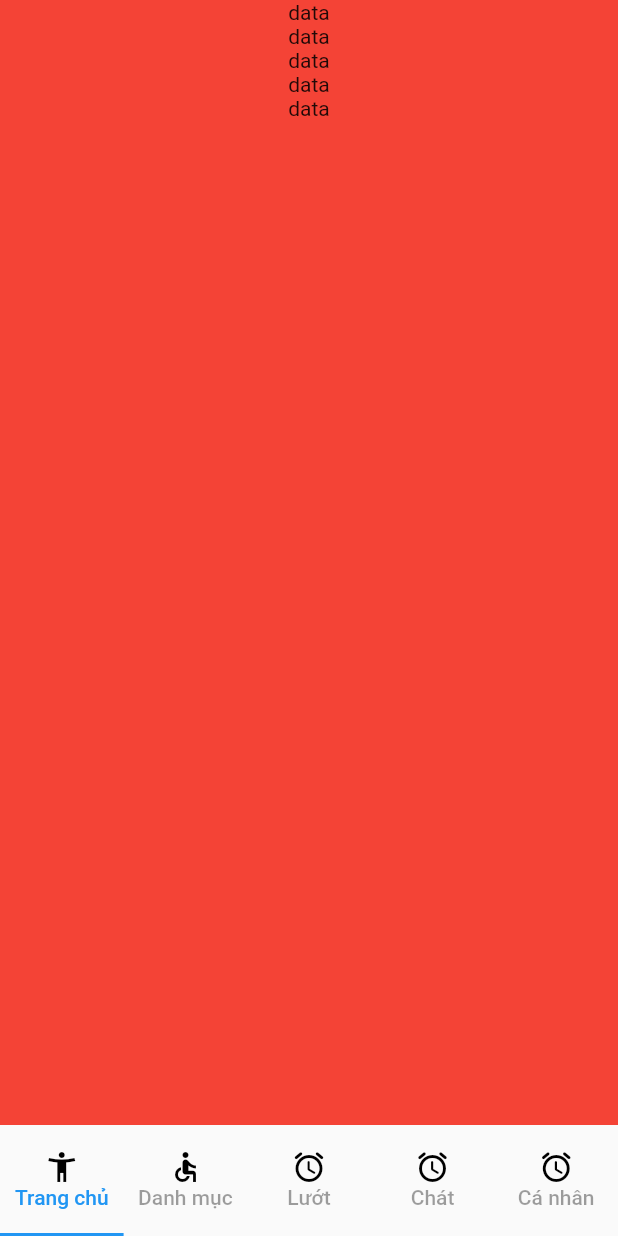
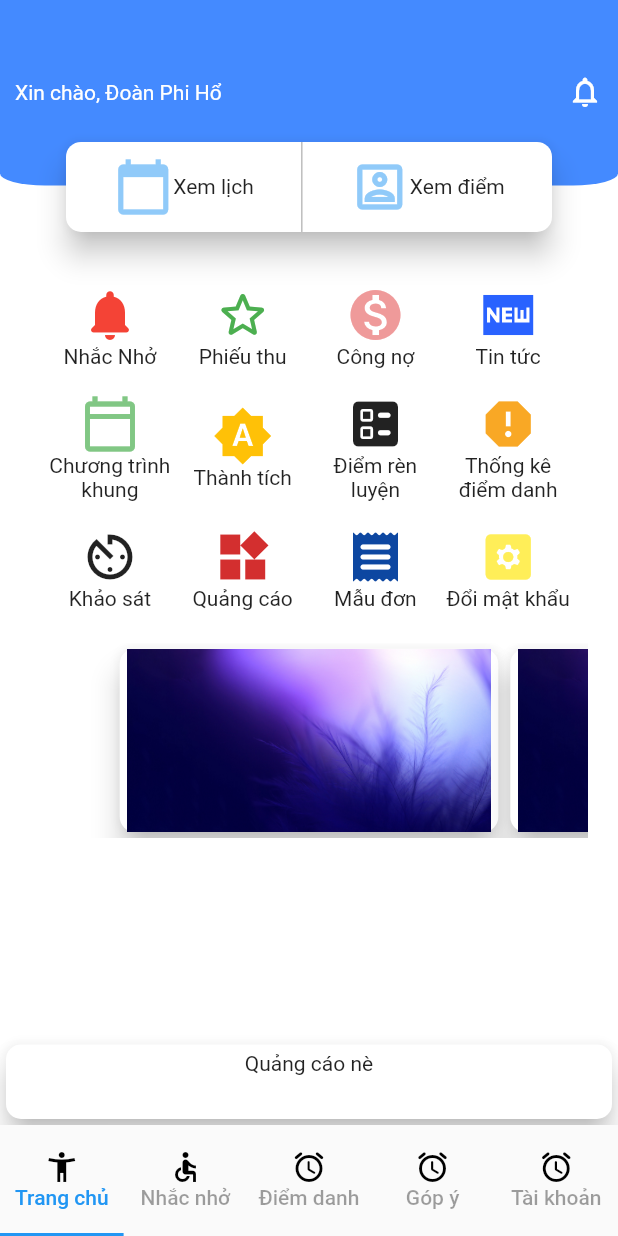
Before and after one commit to DoanpPhiHo/moblieapp, a Flutter app: the screen it shows after launch, on a phone screen of 412 x 824 dp. Run offline on Flutter 3.47's test engine with Material 2 defaults, Android fonts, the light colour scheme and no system bars; our stand-ins replace rxdart.

Commit message:
update home fragment

```diff
--- /dev/null
+++ b/lib/src/blocs/home/home_bloc.dart
@@ -0,0 +1,18 @@
+import 'package:rxdart/rxdart.dart';
+
+class HomeBloc {
+  int index;
+  BehaviorSubject<int> subject;
+  HomeBloc({this.index}) {
+    subject = new BehaviorSubject<int>.seeded(this.index);
+  }
+  Stream<int> get countStreem => subject.stream;
+
+  void setText(int index) {
+    index = index;
+  }
+
+  void dispose() {
+    subject.close();
+  }
+}
--- /dev/null
+++ b/lib/src/fragments/home_fragments.dart
@@ -0,0 +1,188 @@
+import 'package:app_asc/src/models/button_model.dart';
+import 'package:app_asc/src/widgets/card_stack.dart';
+import 'package:app_asc/src/widgets/slide_title.dart';
+import 'package:flutter/material.dart';
+
+class HomeFragment extends StatelessWidget {
+  final List<ButtonModel> buttons = [
+    new ButtonModel('Nhắc Nhở', Icons.notifications_rounded, Colors.red),
+    new ButtonModel('Phiếu thu', Icons.star_outline_rounded, Colors.green),
+    new ButtonModel('Công nợ', Icons.monetization_on, Colors.red[200]),
+    new ButtonModel('Tin tức', Icons.fiber_new_sharp, Colors.blueAccent[700]),
+    new ButtonModel(
+        'Chương trình khung', Icons.calendar_today_outlined, Colors.green[300]),
+    new ButtonModel('Thành tích', Icons.brightness_auto, Colors.amber),
+    new ButtonModel(
+        'Điểm rèn luyện', Icons.ballot_rounded, Colors.deepPurpleAccent[600]),
+    new ButtonModel('Thống kê điểm danh', Icons.report, Colors.yellow[800]),
+    new ButtonModel(
+        'Khảo sát', Icons.av_timer_sharp, Colors.lightBlueAccent[800]),
+    new ButtonModel('Quảng cáo', Icons.now_widgets, Colors.red[700]),
+    new ButtonModel('Mẫu đơn', Icons.receipt_rounded, Colors.blue[900]),
+    new ButtonModel('Đổi mật khẩu', Icons.settings_applications_rounded,
+        Colors.yellow[400]),
+  ];
+  @override
+  Widget build(BuildContext context) {
+    return Container(
+      color: Colors.white,
+      child: Column(children: <Widget>[
+        Stack(
+          children: <Widget>[
+            TopStack(),
+            Container(
+              padding: EdgeInsets.only(
+                top: MediaQuery.of(context).size.height * .11,
+                left: 40,
+                right: 40,
+              ),
+              child: CardStack(),
+            ),
+          ],
+        ),
+        Expanded(
+          child: SingleChildScrollView(
+            child: Padding(
+              padding: const EdgeInsets.only(left: 20.0, right: 20.0, top: 20),
+              child: Container(
+                height: MediaQuery.of(context).size.height * .80,
+                child: Column(children: <Widget>[
+                  Padding(
+                    padding: EdgeInsets.only(
+                      bottom: 10,
+                      left: 10,
+                      right: 10,
+                    ),
+                    child: GridView.builder(
+                      shrinkWrap: true,
+                      physics: BouncingScrollPhysics(),
+                      itemCount: buttons.length,
+                      gridDelegate: SliverGridDelegateWithFixedCrossAxisCount(
+                        childAspectRatio: 1.1,
+                        crossAxisCount: 4,
+                        crossAxisSpacing: 2,
+                        mainAxisSpacing: 2,
+                      ),
+                      itemBuilder: (context, index) => InkWell(
+                        splashColor: Colors.blue.withAlpha(30),
+                        onTap: () {
+                          print('Card tapped.');
+                        },
+                        child: SizedBox(
+                          height: 10,
+                          child: Center(
+                            child: Column(
+                              mainAxisAlignment: MainAxisAlignment.center,
+                              children: [
+                                Icon(
+                                  buttons[index].icon,
+                                  color: buttons[index].color,
+                                  size: 40,
+                                ),
+                                Padding(
+                                  padding: EdgeInsets.all(0),
+                                  child: Text(
+                                    buttons[index].name,
+                                    textAlign: TextAlign.center,
+                                  ),
+                                ),
+                              ],
+                            ),
+                          ),
+                        ),
+                      ),
+                    ),
+                  ),
+                  Container(
+                    width: MediaQuery.of(context).size.width,
+                    height: 130,
+                    child: PageView(
+                      controller: PageController(viewportFraction: 0.7),
+                      children: <Widget>[
+                        SlideTitle(
+                          imagePath: 'assets/images/images.jpg',
+                        ),
+                        SlideTitle(
+                          imagePath: 'assets/images/images.jpg',
+                        ),
+                        SlideTitle(
+                          imagePath: 'assets/images/images.jpg',
+                        ),
+                        SlideTitle(
+                          imagePath: 'assets/images/images.jpg',
+                        ),
+                        SlideTitle(
+                          imagePath: 'assets/images/images.jpg',
+                        ),
+                      ],
+                    ),
+                  )
+                ]),
+              ),
+            ),
+          ),
+        ),
+        Container(
+          height: MediaQuery.of(context).size.height * .07,
+          child: Card(
+            elevation: 8,
+            color: Colors.white,
+            shape: RoundedRectangleBorder(
+              borderRadius: BorderRadius.circular(10),
+            ),
+            child: Container(
+              width: MediaQuery.of(context).size.height * .90,
+              padding: EdgeInsets.all(5),
+              height: 60,
+              child: Text(
+                'Quảng cáo nè',
+                textAlign: TextAlign.center,
+              ),
+            ),
+          ),
+        )
+      ]),
+    );
+  }
+}
+
+class TopStack extends StatelessWidget {
+  const TopStack({
+    Key key,
+  }) : super(key: key);
+
+  @override
+  Widget build(BuildContext context) {
+    return Container(
+      margin: EdgeInsets.only(bottom: 20.0),
+      padding: EdgeInsets.only(top: MediaQuery.of(context).size.height * .06),
+      alignment: Alignment.topLeft,
+      height: MediaQuery.of(context).size.height * .15,
+      decoration: BoxDecoration(
+        borderRadius: BorderRadius.only(
+          bottomLeft: Radius.elliptical(30, 8),
+          bottomRight: Radius.elliptical(30, 8),
+        ),
+        color: Colors.blueAccent,
+      ),
+      child: Container(
+        padding: EdgeInsets.only(left: 10, right: 10),
+        child: Row(
+          children: <Widget>[
+            Expanded(
+                child: Text(
+              'Xin chào, Đoàn Phi Hổ',
+              style: TextStyle(
+                color: Colors.white,
+              ),
+            )),
+            Icon(
+              Icons.notifications_none,
+              color: Colors.white,
+            )
+          ],
+        ),
+      ),
+    );
+  }
+}
--- /dev/null
+++ b/lib/src/models/button_model.dart
@@ -0,0 +1,9 @@
+import 'package:flutter/cupertino.dart';
+
+class ButtonModel {
+  final String name;
+  final IconData icon;
+  final Color color;
+
+  ButtonModel(this.name, this.icon, this.color);
+}
--- a/lib/src/screens/home_screen.dart
+++ b/lib/src/screens/home_screen.dart
@@ -1,3 +1,4 @@
+import 'package:app_asc/src/fragments/home_fragments.dart';
 import 'package:flutter/material.dart';
 
 class HomeScreen extends StatelessWidget {
@@ -25,7 +26,7 @@ class HomeScreen extends StatelessWidget {
                 Icons.accessible_outlined,
                 color: Colors.black,
               ),
-              text: 'Danh mục',
+              text: 'Nhắc nhở',
             ),
             Tab(
               iconMargin: EdgeInsets.only(bottom: 0),
@@ -33,7 +34,7 @@ class HomeScreen extends StatelessWidget {
                 Icons.access_alarm_rounded,
                 color: Colors.black,
               ),
-              text: 'Lướt',
+              text: 'Điểm danh',
             ),
             Tab(
               iconMargin: EdgeInsets.only(bottom: 0),
@@ -41,7 +42,7 @@ class HomeScreen extends StatelessWidget {
                 Icons.access_alarm_rounded,
                 color: Colors.black,
               ),
-              text: 'Chát',
+              text: 'Góp ý',
             ),
             Tab(
               iconMargin: EdgeInsets.only(bottom: 0),
@@ -49,13 +50,14 @@ class HomeScreen extends StatelessWidget {
                 Icons.access_alarm_rounded,
                 color: Colors.black,
               ),
-              text: 'Cá nhân',
+              text: 'Tài khoản',
             )
           ],
           labelColor: Colors.blue,
         ),
         body: TabBarView(
           children: <Widget>[
+            HomeFragment(),
             Container(
               width: MediaQuery.of(context).size.width,
               height: MediaQuery.of(context).size.height,
@@ -70,7 +72,6 @@ class HomeScreen extends StatelessWidget {
                 ],
               ),
             ),
-            Icon(Icons.access_time_rounded),
             Icon(Icons.youtube_searched_for_sharp),
             Icon(Icons.access_time_rounded),
             Icon(Icons.youtube_searched_for_sharp),
--- /dev/null
+++ b/lib/src/widgets/button_stack.dart
@@ -0,0 +1,27 @@
+import 'package:flutter/material.dart';
+
+class ButtonStack extends StatelessWidget {
+  const ButtonStack({
+    Key key,
+    this.icon,
+    this.title,
+  }) : super(key: key);
+
+  final IconData icon;
+  final String title;
+
+  @override
+  Widget build(BuildContext context) {
+    return Row(
+      mainAxisAlignment: MainAxisAlignment.center,
+      children: <Widget>[
+        Icon(
+          icon,
+          color: Colors.blue[200],
+          size: 40,
+        ),
+        Text(title)
+      ],
+    );
+  }
+}
--- /dev/null
+++ b/lib/src/widgets/card_stack.dart
@@ -0,0 +1,41 @@
+import 'package:app_asc/src/widgets/button_stack.dart';
+import 'package:flutter/material.dart';
+
+class CardStack extends StatelessWidget {
+  const CardStack({
+    Key key,
+  }) : super(key: key);
+
+  @override
+  Widget build(BuildContext context) {
+    return Card(
+      elevation: 8,
+      color: Colors.white,
+      shape: RoundedRectangleBorder(
+        borderRadius: BorderRadius.circular(10),
+      ),
+      child: Container(
+        width: MediaQuery.of(context).size.height * .90,
+        height: 60,
+        child: Row(
+          mainAxisAlignment: MainAxisAlignment.spaceEvenly,
+          children: <Widget>[
+            ButtonStack(
+              title: 'Xem lịch',
+              icon: Icons.calendar_today,
+            ),
+            Container(
+              height: 100,
+              width: 1,
+              color: Colors.black26,
+            ),
+            ButtonStack(
+              title: 'Xem điểm',
+              icon: Icons.portrait_outlined,
+            )
+          ],
+        ),
+      ),
+    );
+  }
+}
--- /dev/null
+++ b/lib/src/widgets/slide_title.dart
@@ -0,0 +1,33 @@
+import 'package:flutter/material.dart';
+
+class SlideTitle extends StatelessWidget {
+  final String imagePath;
+
+  SlideTitle({this.imagePath});
+
+  @override
+  Widget build(BuildContext context) {
+    return Card(
+      elevation: 8,
+      color: Colors.white,
+      shape: RoundedRectangleBorder(
+        borderRadius: BorderRadius.circular(10),
+      ),
+      child: Container(
+        padding: EdgeInsets.symmetric(horizontal: 5),
+        alignment: Alignment.center,
+        child: Column(
+          mainAxisAlignment: MainAxisAlignment.center,
+          children: <Widget>[
+            Expanded(
+              child: Image.asset(
+                imagePath,
+                fit: BoxFit.fill,
+              ),
+            )
+          ],
+        ),
+      ),
+    );
+  }
+}
```
Also changed, not shown: assets/images/images.jpg (added), lib/src/fragments/account_fragments.dart (added), lib/src/fragments/attendance_fragments.dart (added), lib/src/fragments/feedback_fregments.dart (added), lib/src/fragments/remind_fragment.dart (added).
